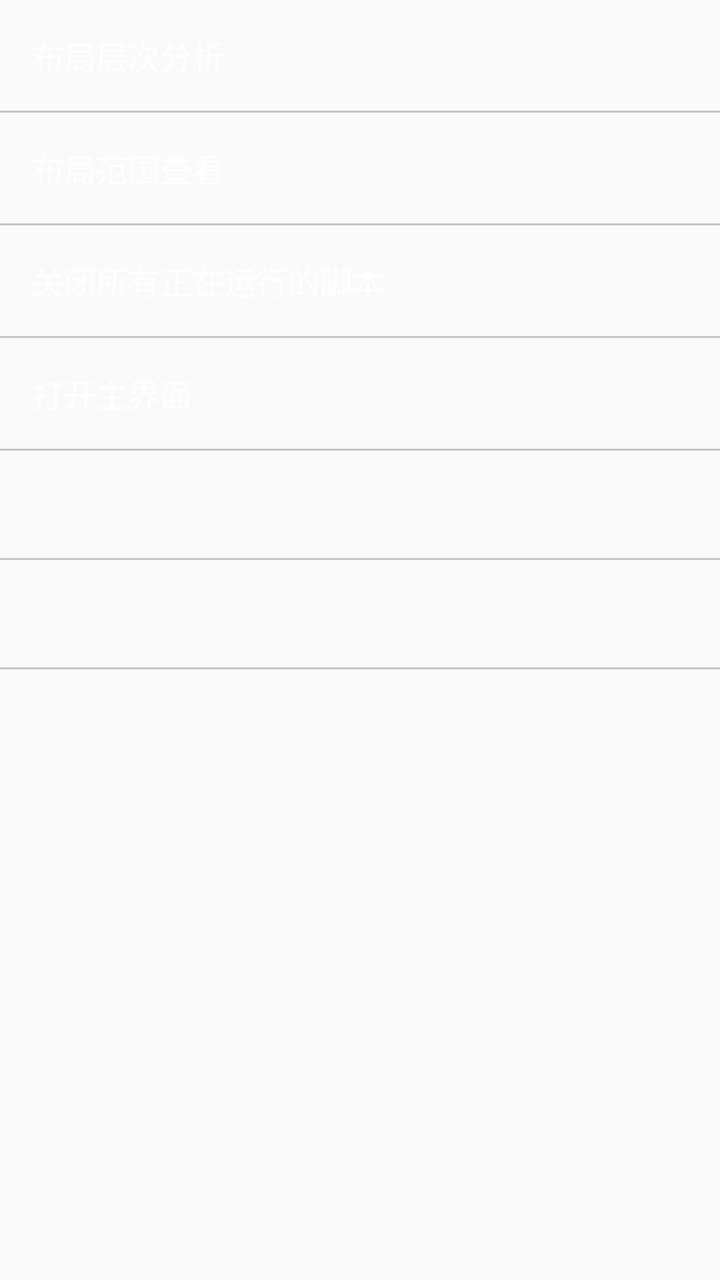
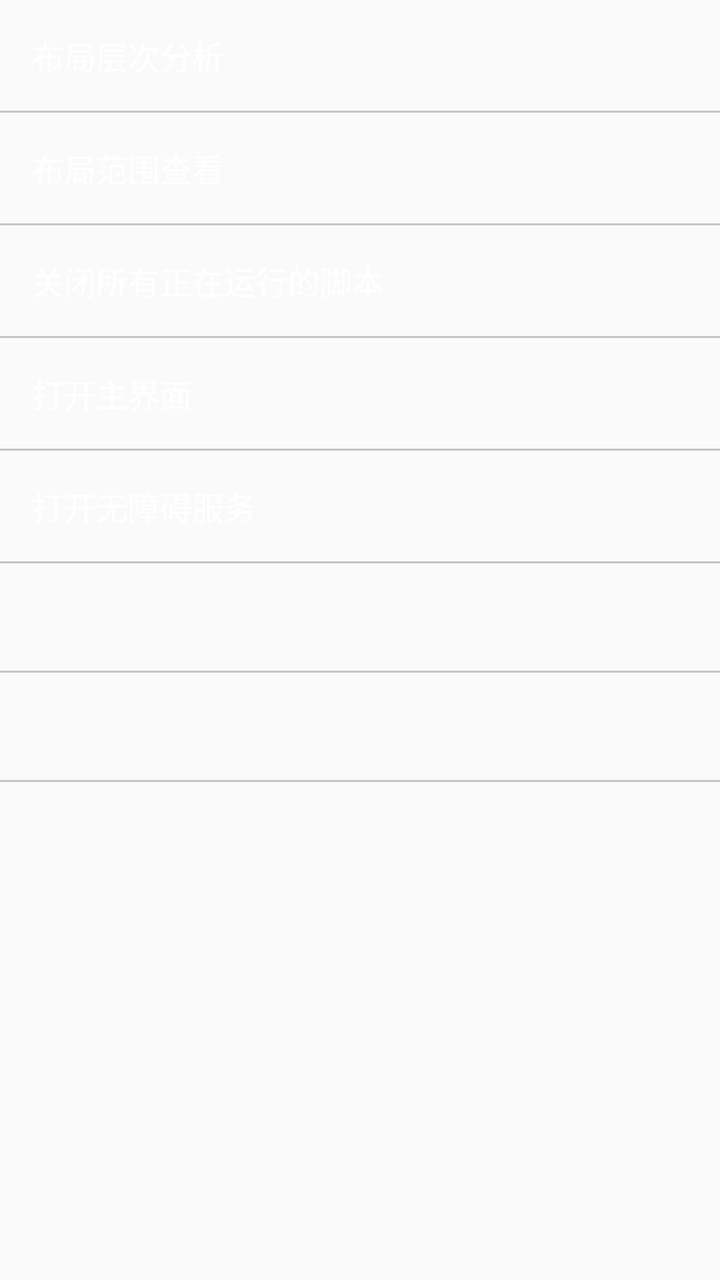

An Android layout rendered at two revisions. The XML below is the earlier revision; the diff shows what the commit changed to produce the second picture.
<!-- AndroidManifest.xml: application theme AppTheme -->
<!-- res/layout/floating_window_main_menu.xml -->
<?xml version="1.0" encoding="utf-8"?>
<ScrollView xmlns:android="http://schemas.android.com/apk/res/android"
            android:layout_width="match_parent"
            android:layout_height="match_parent"
            android:orientation="vertical"
            android:theme="@style/AppTheme">

    <LinearLayout
        android:layout_width="match_parent"
        android:layout_height="wrap_content"
        android:orientation="vertical">

        <TextView
            android:id="@+id/layout_hierarchy"
            android:layout_width="match_parent"
            android:layout_height="wrap_content"
            android:background="?android:attr/selectableItemBackground"
            android:padding="16dp"
            android:text="@string/text_layout_hierarchy"
            android:textColor="@android:color/primary_text_dark"
            android:textSize="16sp"/>

        <View
            android:layout_width="match_parent"
            android:layout_height="1dp"
            android:background="#c4c4c4"/>

        <TextView
            android:id="@+id/layout_bounds"
            android:layout_width="match_parent"
            android:layout_height="wrap_content"
            android:background="?android:attr/selectableItemBackground"
            android:padding="16dp"
            android:text="@string/text_layout_bounds"
            android:textColor="@android:color/primary_text_dark"
            android:textSize="16sp"/>

        <View
            android:layout_width="match_parent"
            android:layout_height="1dp"
            android:background="#c4c4c4"/>

        <TextView
            android:id="@+id/stop_all_running_scripts"
            android:layout_width="match_parent"
            android:layout_height="wrap_content"
            android:background="?android:attr/selectableItemBackground"
            android:padding="16dp"
            android:text="@string/text_close_all_running_scripts"
            android:textColor="@android:color/primary_text_dark"
            android:textSize="16sp"/>

        <View
            android:layout_width="match_parent"
            android:layout_height="1dp"
            android:background="#c4c4c4"/>

        <TextView
            android:id="@+id/open_launcher"
            android:layout_width="match_parent"
            android:layout_height="wrap_content"
            android:background="?android:attr/selectableItemBackground"
            android:padding="16dp"
            android:text="@string/text_open_launcher"
            android:textColor="@android:color/primary_text_dark"
            android:textSize="16sp"/>

        <View
            android:layout_width="match_parent"
            android:layout_height="1dp"
            android:background="#c4c4c4"/>

        <TextView
            android:id="@+id/current_package"
            android:layout_width="match_parent"
            android:layout_height="wrap_content"
            android:background="?android:attr/selectableItemBackground"
            android:padding="16dp"
            android:textColor="@android:color/primary_text_dark"
            android:textSize="16sp"/>

        <View
            android:layout_width="match_parent"
            android:layout_height="1dp"
            android:background="#c4c4c4"/>

        <TextView
            android:id="@+id/current_activity"
            android:layout_width="match_parent"
            android:layout_height="wrap_content"
            android:background="?android:attr/selectableItemBackground"
            android:padding="16dp"
            android:textColor="@android:color/primary_text_dark"
            android:textSize="16sp"/>

        <View
            android:layout_width="match_parent"
            android:layout_height="1dp"
            android:background="#c4c4c4"/>
    </LinearLayout>

</ScrollView>
<!-- resources referenced by this layout -->
<resources>
  <string name="text_close_all_running_scripts">关闭所有正在运行的脚本</string>
  <string name="text_layout_bounds">布局范围查看</string>
  <string name="text_layout_hierarchy">布局层次分析</string>
  <string name="text_open_launcher">打开主界面</string>
  <style name="AppTheme" parent="Theme.AppCompat.Light.NoActionBar">
          <item name="colorPrimary">@color/colorPrimary</item>
          <item name="colorPrimaryDark">@color/colorPrimaryDark</item>
          <item name="colorAccent">@color/colorAccent</item>
  
      </style>
  <color name="colorPrimary">#009688</color>
  <color name="colorPrimaryDark">#00796B</color>
  <color name="colorAccent">#536DFE</color>
</resources>

<!-- the commit's change to res/layout/floating_window_main_menu.xml (unified diff, before → after) -->
@@ -71,6 +71,21 @@
             android:background="#c4c4c4"/>
 
         <TextView
+            android:id="@+id/open_accessibility_settings"
+            android:layout_width="match_parent"
+            android:layout_height="wrap_content"
+            android:background="?android:attr/selectableItemBackground"
+            android:padding="16dp"
+            android:text="@string/text_accessibility_settings"
+            android:textColor="@android:color/primary_text_dark"
+            android:textSize="16sp"/>
+
+        <View
+            android:layout_width="match_parent"
+            android:layout_height="1dp"
+            android:background="#c4c4c4"/>
+
+        <TextView
             android:id="@+id/current_package"
             android:layout_width="match_parent"
             android:layout_height="wrap_content"
<!-- resource entries referenced after the edit -->
@@ -1,5 +1,6 @@
 <!-- resources referenced by this layout -->
 <resources>
+  <string name="text_accessibility_settings">打开无障碍服务</string>
   <string name="text_close_all_running_scripts">关闭所有正在运行的脚本</string>
   <string name="text_layout_bounds">布局范围查看</string>
   <string name="text_layout_hierarchy">布局层次分析</string>
